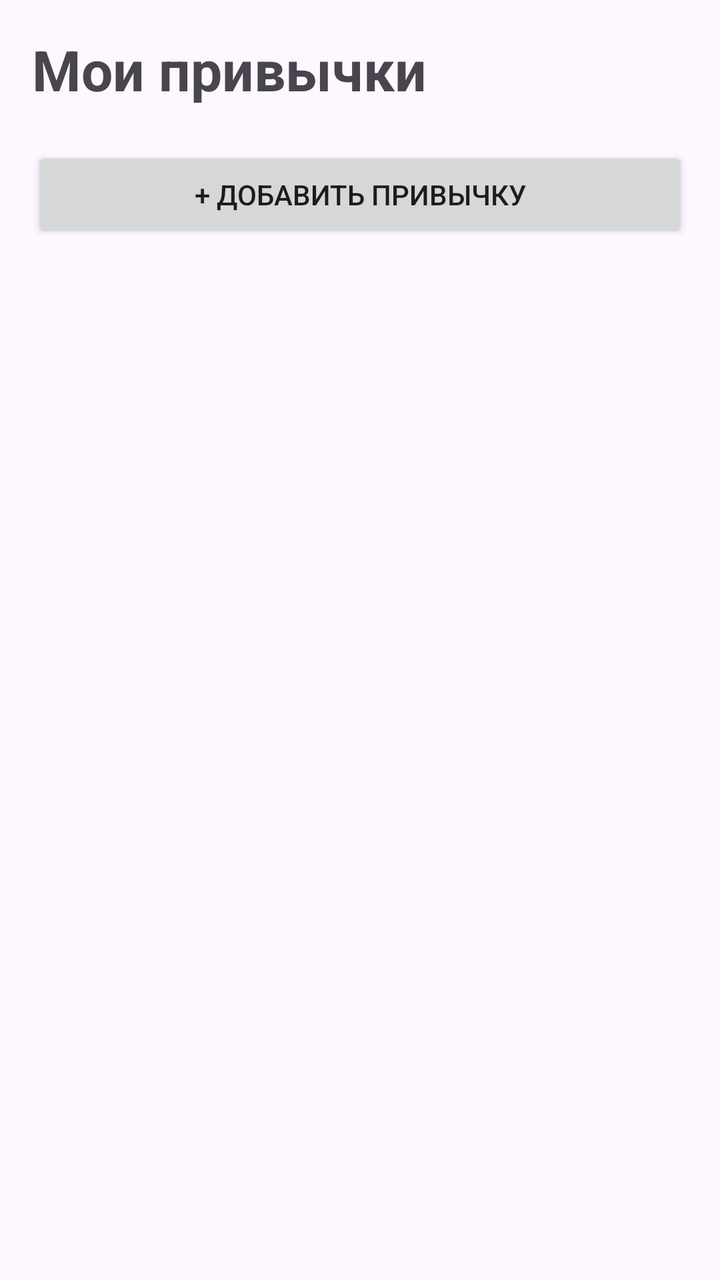
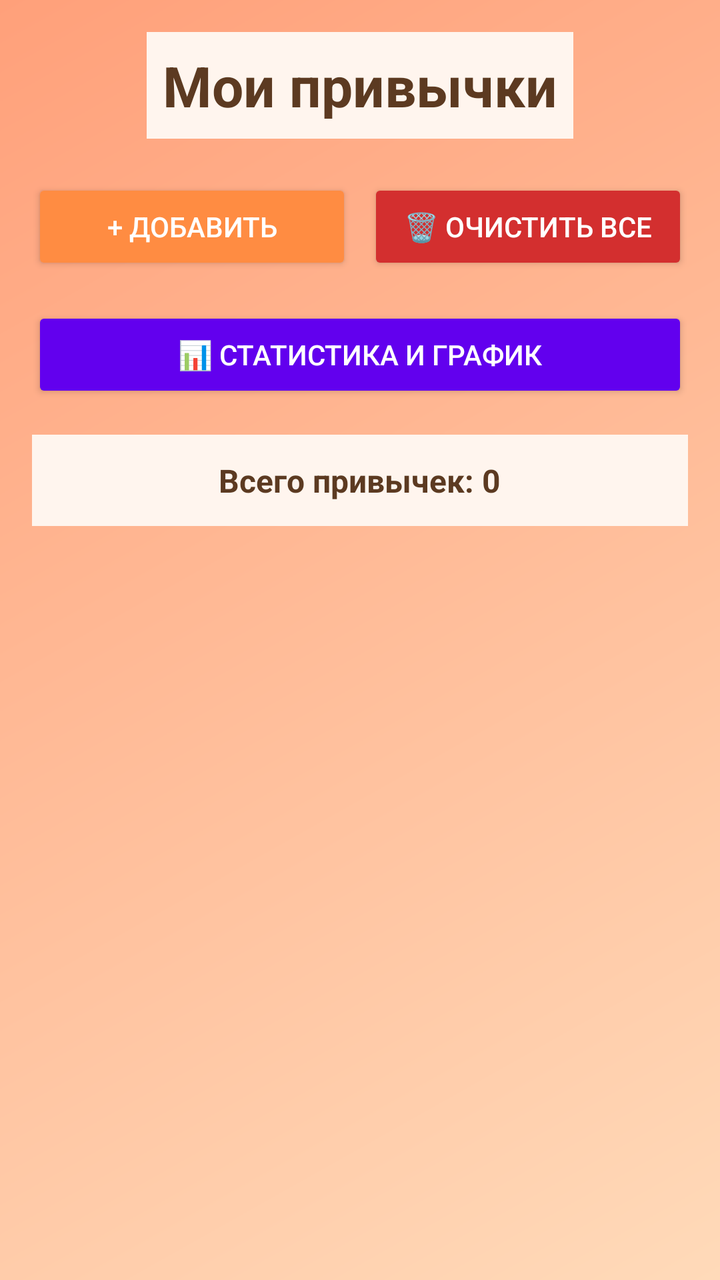

Before-and-after screenshots of an Android layout around one commit, followed by the original layout XML and the change that was made.
<!-- AndroidManifest.xml: application theme Theme.HabitTracker -->
<!-- res/layout/activity_main.xml -->
<?xml version="1.0" encoding="utf-8"?>
<LinearLayout xmlns:android="http://schemas.android.com/apk/res/android"
    android:layout_width="match_parent"
    android:layout_height="match_parent"
    android:orientation="vertical"
    android:padding="16dp">

    <TextView
        android:layout_width="wrap_content"
        android:layout_height="wrap_content"
        android:text="Мои привычки"
        android:textSize="28sp"
        android:textStyle="bold"
        android:layout_marginBottom="20dp"/>

    <Button
        android:id="@+id/btnAdd"
        android:layout_width="match_parent"
        android:layout_height="wrap_content"
        android:text="+ Добавить привычку"
        android:layout_marginBottom="16dp"/>

    <androidx.recyclerview.widget.RecyclerView
        android:id="@+id/recyclerView"
        android:layout_width="match_parent"
        android:layout_height="match_parent"/>

</LinearLayout>
<!-- resources referenced by this layout -->
<resources>
  <style name="Theme.HabitTracker" parent="Base.Theme.HabitTracker" />
  <style name="Base.Theme.HabitTracker" parent="Theme.Material3.DayNight.NoActionBar">
          
          
      </style>
</resources>

<!-- the commit's change to res/layout/activity_main.xml (unified diff, before → after) -->
@@ -3,7 +3,8 @@
     android:layout_width="match_parent"
     android:layout_height="match_parent"
     android:orientation="vertical"
-    android:padding="16dp">
+    android:padding="16dp"
+    android:background="@drawable/gradient_bg">
 
     <TextView
         android:layout_width="wrap_content"
@@ -11,14 +12,71 @@
         android:text="Мои привычки"
         android:textSize="28sp"
         android:textStyle="bold"
-        android:layout_marginBottom="20dp"/>
+        android:layout_marginBottom="20dp"
+        android:textColor="#5C3A21"
+        android:background="#FFF5EE"
+        android:padding="8dp"
+        android:layout_gravity="center"
+        android:paddingStart="16dp"
+        android:paddingEnd="16dp"/>
+
+    <LinearLayout
+        android:layout_width="match_parent"
+        android:layout_height="wrap_content"
+        android:orientation="horizontal"
+        android:layout_marginBottom="16dp">
+
+        <Button
+            android:id="@+id/btnAdd"
+            android:layout_width="0dp"
+            android:layout_height="wrap_content"
+            android:layout_weight="1"
+            android:text="+ Добавить"
+            android:backgroundTint="#FF8C42"
+            android:textColor="#FFFFFF"
+            android:textSize="14sp"
+            android:layout_marginEnd="8dp"/>
+
+        <Button
+            android:id="@+id/btnClearAll"
+            android:layout_width="0dp"
+            android:layout_height="wrap_content"
+            android:layout_weight="1"
+            android:text="🗑 Очистить все"
+            android:backgroundTint="#D32F2F"
+            android:textColor="#FFFFFF"
+            android:textSize="14sp"/>
+
+    </LinearLayout>
 
     <Button
-        android:id="@+id/btnAdd"
+        android:id="@+id/btnStats"
         android:layout_width="match_parent"
         android:layout_height="wrap_content"
-        android:text="+ Добавить привычку"
+        android:text="📊 Статистика и график"
+        android:backgroundTint="#6200EE"
+        android:textColor="#FFFFFF"
+        android:textSize="14sp"
         android:layout_marginBottom="16dp"/>
+
+    <LinearLayout
+        android:layout_width="match_parent"
+        android:layout_height="wrap_content"
+        android:orientation="horizontal"
+        android:layout_marginBottom="16dp"
+        android:background="#FFF5EE"
+        android:padding="12dp"
+        android:gravity="center">
+
+        <TextView
+            android:id="@+id/tvStats"
+            android:layout_width="wrap_content"
+            android:layout_height="wrap_content"
+            android:text="Всего привычек: 0"
+            android:textColor="#5C3A21"
+            android:textSize="16sp"
+            android:textStyle="bold"/>
+    </LinearLayout>
 
     <androidx.recyclerview.widget.RecyclerView
         android:id="@+id/recyclerView"
<!-- resource entries referenced after the edit -->
@@ -1,9 +1,19 @@
 <!-- resources referenced by this layout -->
 <resources>
-  <style name="Theme.HabitTracker" parent="Base.Theme.HabitTracker" />
-  <style name="Base.Theme.HabitTracker" parent="Theme.Material3.DayNight.NoActionBar">
-          
-          
+  <!-- drawable gradient_bg (drawable) -->
+  <?xml version="1.0" encoding="utf-8"?>
+  <shape xmlns:android="http://schemas.android.com/apk/res/android">
+      <gradient
+          android:startColor="#FFDAB9"
+          android:endColor="#FFA07A"
+          android:angle="135"/>
+  </shape>
+  <style name="Theme.HabitTracker" parent="Theme.MaterialComponents.DayNight.NoActionBar">
+          <item name="colorPrimary">#6200EE</item>
+          <item name="colorPrimaryVariant">#3700B3</item>
+          <item name="colorOnPrimary">#FFFFFF</item>
+          <item name="colorSecondary">#03DAC5</item>
+          <item name="colorOnSecondary">#000000</item>
       </style>
 </resources>
 
